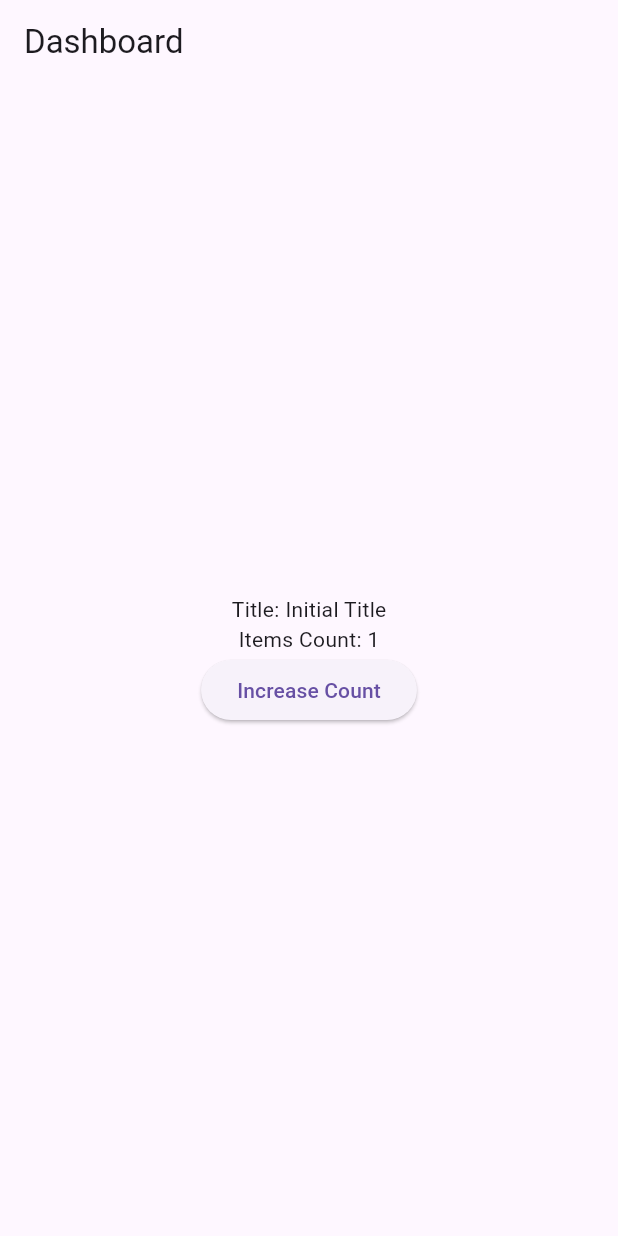
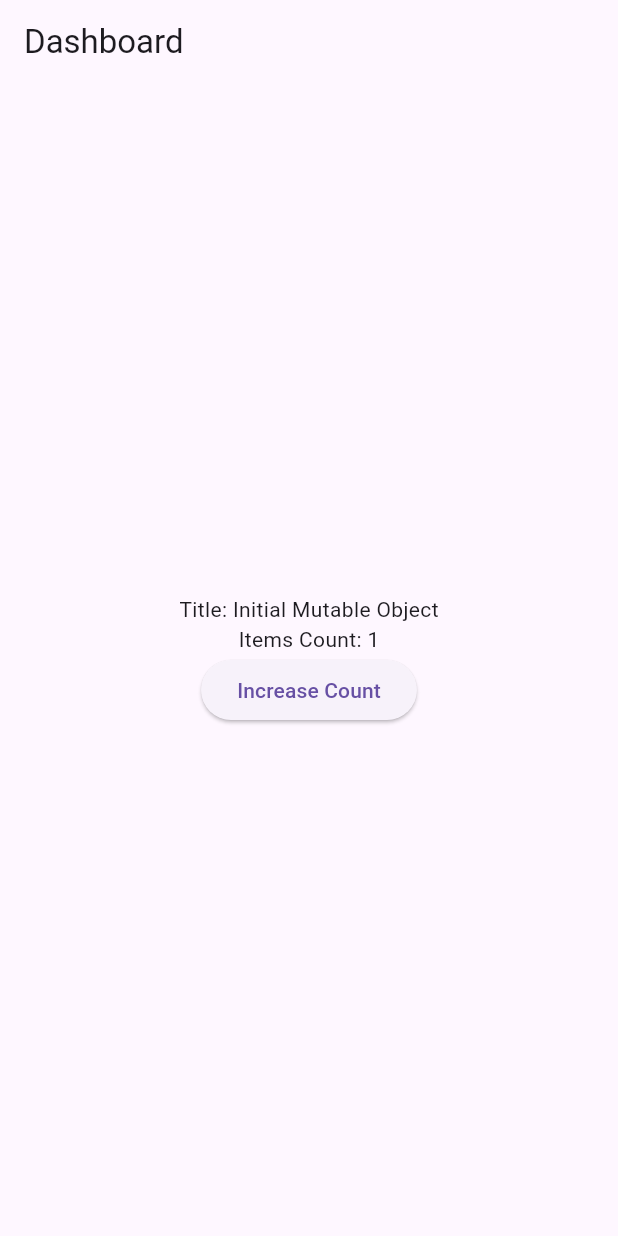
Before and after one commit to prasasdi/flutter-mvvm-skeleotn, a Flutter app: the screen it shows after launch, after a tap on "Increase Count", on a phone screen of 412 x 824 dp. Run offline on Flutter 3.47's test engine with Material 3 defaults, Android fonts, the phone set to English and light mode, and no system bars; our stand-ins replace built_collection, built_value, get.

Commit message:
adding mutable as observable and update readme

```diff
--- /dev/null
+++ b/lib/presentation/screens/dashboard/dashboard_model_mutable.dart
@@ -0,0 +1,30 @@
+import 'package:built_value/built_value.dart';
+import 'package:built_value/serializer.dart';
+import 'package:built_collection/built_collection.dart';
+import 'package:built_value/serializer.dart';
+
+class MutDashboardModel {
+  int id;
+  String title;
+  int count;
+
+  // Constructor
+  MutDashboardModel({
+    required this.id,
+    required this.title,
+    required this.count,
+  });
+
+  // Copy Constructor in order to Rx able to work
+  MutDashboardModel copyWith({
+    int? id,
+    String? title,
+    int? count,
+  }) {
+    return MutDashboardModel(
+      id: id ?? this.id,
+      title: title ?? this.title,
+      count: count ?? this.count,
+    );
+  }
+}
--- a/lib/presentation/screens/dashboard/dashboard_view.dart
+++ b/lib/presentation/screens/dashboard/dashboard_view.dart
@@ -19,13 +19,13 @@ class DashboardView extends StatelessWidget
             mainAxisAlignment: MainAxisAlignment.center,
             children: [
               Obx(() {
-                return Text('Title: ${viewModel.dashboardModel.value.title}');
+                return Text('Title: ${viewModel.mutDashboardModel.value.title}');
               }),
               Obx(() {
-                return Text('Items Count: ${viewModel.dashboardModel.value.count}');
+                return Text('Items Count: ${viewModel.mutDashboardModel.value.count}');
               }),
               ElevatedButton(onPressed: () {
-                viewModel.incrementCount();
+                viewModel.incrementCountMut();
               }, child: Text('Increase Count'))
             ],
           ))
--- a/lib/presentation/screens/dashboard/dashboard_view_model.dart
+++ b/lib/presentation/screens/dashboard/dashboard_view_model.dart
@@ -1,6 +1,6 @@
 import 'package:get/get.dart';
 import 'package:hello_mvvm_flutter/presentation/screens/dashboard/dashboard_model.dart';
-import 'dashboard_model.dart';
+import 'package:hello_mvvm_flutter/presentation/screens/dashboard/dashboard_model_mutable.dart';
 
 class DashboardViewModel extends GetxController
 {
@@ -10,7 +10,9 @@ class DashboardViewModel extends GetxController
     ..title = 'Initial Title'
     ..count = 0).obs;
 
-  // Example method to update the model
+  var mutDashboardModel = MutDashboardModel(id: 2, title: 'Initial Mutable Object', count: 0).obs;
+
+  // Example method to update the immutable model
   void updateTitle(String newTitle) {
     dashboardModel.value = dashboardModel.value.rebuild((b) => b
       ..title = newTitle);
@@ -26,4 +28,18 @@ class DashboardViewModel extends GetxController
       ..title = 'Reset Title'
       ..count = 0);
   }
+
+  // Example method to update the mutable model
+  void updateTitleMut(String newTitle) {
+    mutDashboardModel.value = mutDashboardModel.value.copyWith(title: newTitle);
+  }
+
+  void incrementCountMut() {
+    mutDashboardModel.value = mutDashboardModel.value.copyWith(count: mutDashboardModel.value.count + 1);
+  }
+
+  void resetDashboardMut() {
+    mutDashboardModel.value = MutDashboardModel(id: 2, title: 'Initial Mutable Object', count: 0);
+  }
+
 }
```
Also changed, not shown: 1 other file.
